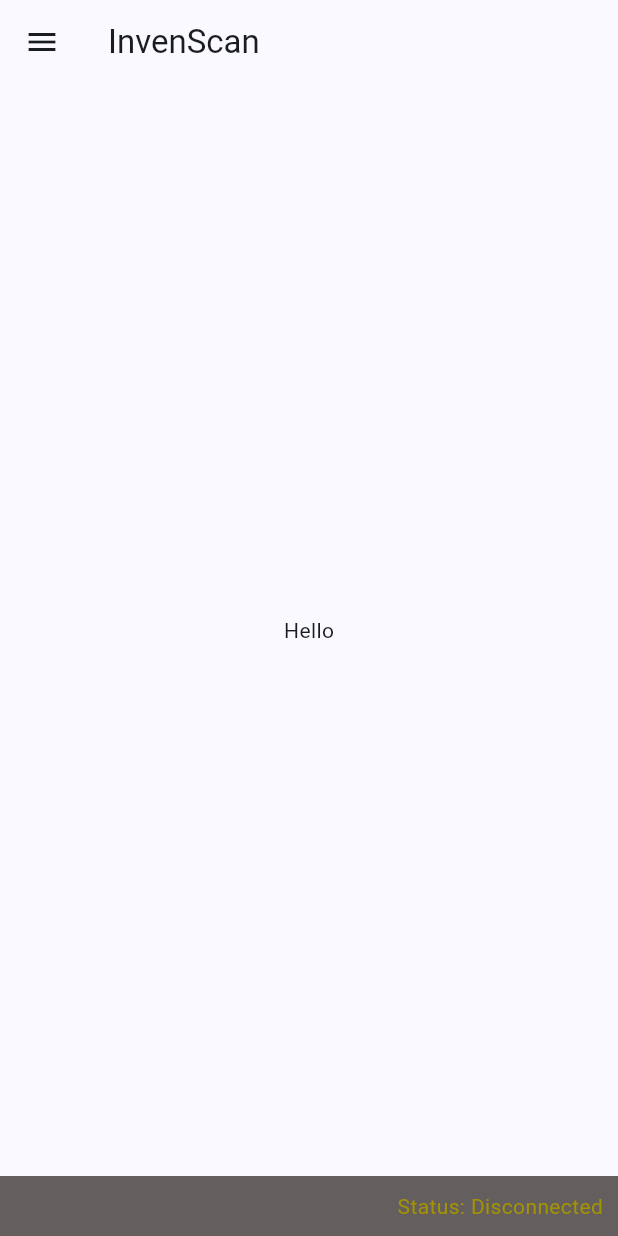
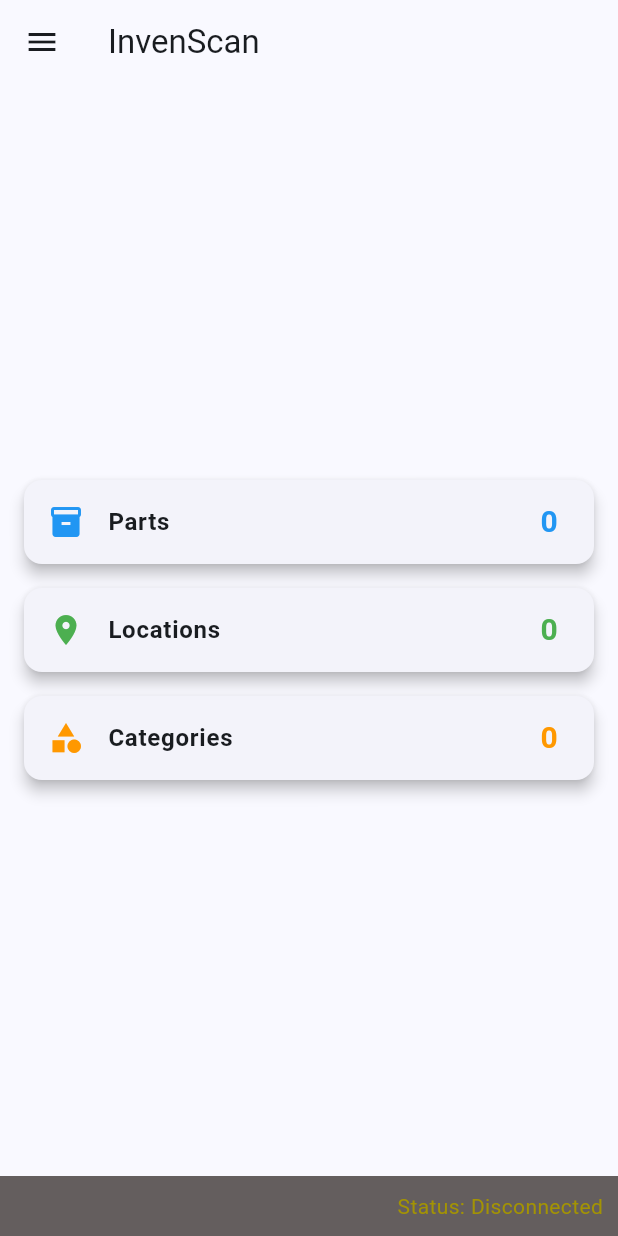
Before and after one commit to ril3y/invenscan, a Flutter app: the screen it shows after launch, on a phone screen of 412 x 824 dp. Run offline on Flutter 3.47's test engine with Material 3 defaults, Android fonts, the light colour scheme and no system bars; our stand-ins replace camera, shared_preferences; missing offline and left inert: barcode_scan2, google_ml_kit, nfc_manager.

Commit message:
Add server API call to fetch statistics and display them in UI.

```diff
--- a/lib/main.dart
+++ b/lib/main.dart
@@ -1,4 +1,5 @@
 import 'package:basic_websocket/ui/styles.dart';
+import 'package:basic_websocket/utils/api/server_api.dart';
 import 'package:flutter/material.dart';
 import 'dart:math';
 import 'utils/websocket.dart'; // Adjust the import path to match your project structure
@@ -9,6 +10,7 @@ import 'ui/status_bar.dart';
 import 'dart:convert';
 import 'utils/fade_route.dart';
 import 'package:provider/provider.dart';
+import 'package:basic_websocket/ui/InvenBarChart.dart';
 
 void main() {
   runApp(
@@ -42,6 +44,7 @@ class IvenScanner extends StatelessWidget {
 
 class MyInvenScan extends StatefulWidget {
   final String title;
+
   const MyInvenScan({Key? key, required this.title}) : super(key: key);
 
   @override
@@ -50,7 +53,9 @@ class MyInvenScan extends StatefulWidget {
 
 class _MyInvenScanState extends State<MyInvenScan> {
   late WebSocketManager webSocketManager;
-  String msg = "Hello";
+  int totalParts = 0;
+  int totalLocations = 0;
+  int totalCategories = 0;
 
   @override
   void initState() {
@@ -59,6 +64,17 @@ class _MyInvenScanState extends State<MyInvenScan> {
     webSocketManager.addOnReceiveHandler(handleOnReceive);
     webSocketManager.addOnConnectionChangedHandler(_onConnectionChanged);
     webSocketManager.startConnection();
+    _fetchStatistics();
+  }
+
+  void _fetchStatistics() async {
+    var counts = await ServerApi.getCounts();
+
+    setState(() {
+      totalParts = counts['parts'];
+      totalLocations = counts['locations'];
+      totalCategories = counts['categories'];
+    });
   }
 
   void handleOnReceive(dynamic data) {
@@ -68,10 +84,7 @@ class _MyInvenScanState extends State<MyInvenScan> {
   }
 
   void _onConnectionChanged(bool isConnected) {
-    setState(() {
-          msg = isConnected ?  'Connect' :'Disconnect';
-
-    });
+    setState(() {});
     if (!isConnected) {
       if (mounted) {
         WidgetsBinding.instance.addPostFrameCallback((_) {
@@ -85,9 +98,23 @@ class _MyInvenScanState extends State<MyInvenScan> {
     }
   }
 
+Widget _buildStatCard(String title, int count, IconData icon, Color color) {
+  return Card(
+    elevation: 4,
+    margin: const EdgeInsets.symmetric(vertical: 8.0),
+    child: ListTile(
+      leading: Icon(icon, color: color),
+      title: Text(title, style: TextStyle(fontWeight: FontWeight.bold)),
+      trailing: Text(
+        count.toString(),
+        style: TextStyle(fontSize: 20, fontWeight: FontWeight.bold, color: color),
+      ),
+    ),
+  );
+}
+
   @override
   Widget build(BuildContext context) {
-
     return Scaffold(
       appBar: AppBar(
         title: Text(widget.title),
@@ -108,8 +135,7 @@ class _MyInvenScanState extends State<MyInvenScan> {
                 Navigator.pop(context);
                 Navigator.push(
                   context,
-                    FadeRoute(
-                        page: AddParts(webSocketManager: webSocketManager)),
+                  FadeRoute(page: AddParts(webSocketManager: webSocketManager)),
                 );
               },
             ),
@@ -132,16 +158,24 @@ class _MyInvenScanState extends State<MyInvenScan> {
                 Navigator.push(
                   context,
                   FadeRoute(
-                        page:
-                            SettingsScreen(webSocketManager: webSocketManager)),
+                      page: SettingsScreen(webSocketManager: webSocketManager)),
                 );
               },
             ),
           ],
         ),
       ),
-        body: Center(
-          child: Text(msg),
+       body: Padding(
+      padding: const EdgeInsets.all(16.0),
+      child: Column(
+        mainAxisAlignment: MainAxisAlignment.center,
+        crossAxisAlignment: CrossAxisAlignment.start,
+        children: [
+          _buildStatCard("Parts", totalParts, Icons.inventory_2, Colors.blue),
+          _buildStatCard("Locations", totalLocations, Icons.location_on, Colors.green),
+          _buildStatCard("Categories", totalCategories, Icons.category, Colors.orange),
+        ],
+      ),
     ),
       bottomNavigationBar: StatusBar(webSocketManager: webSocketManager),
     );
```
Lines whose indentation alone changed are shown as unchanged.
